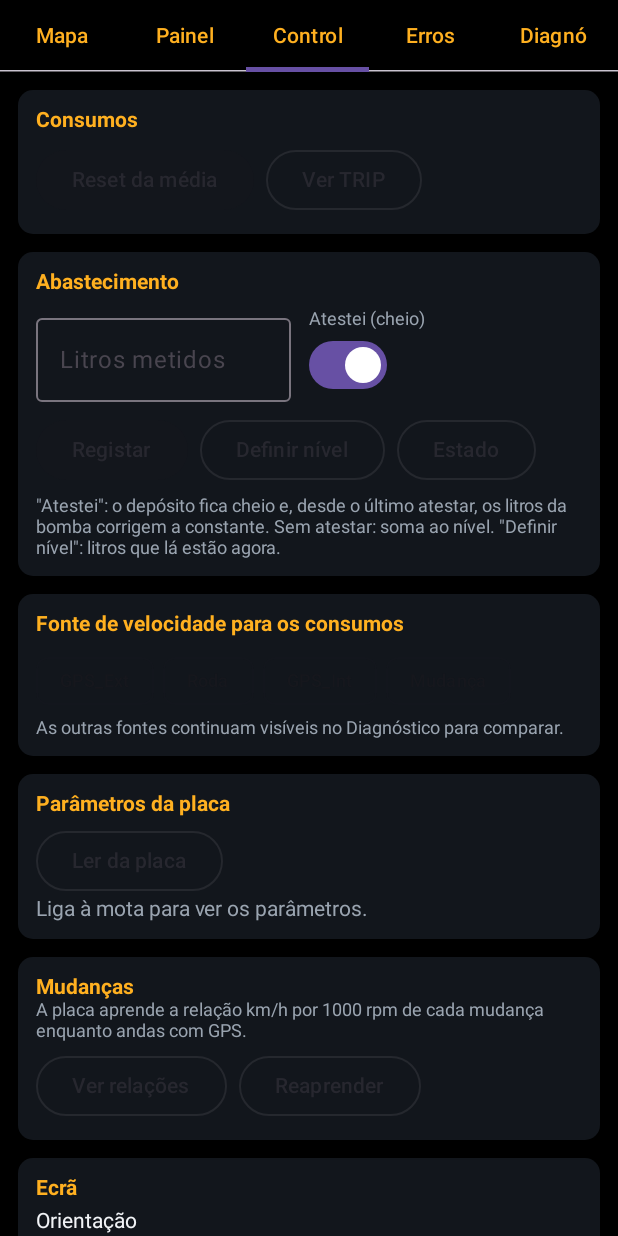
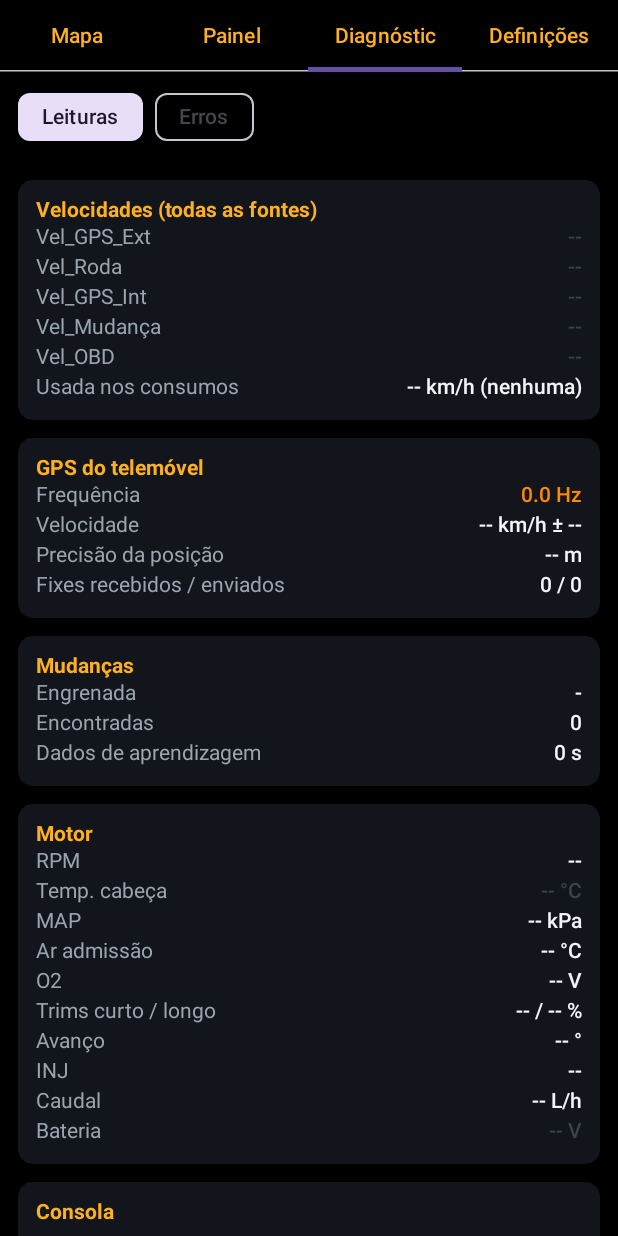
Before and after one commit to ArturPelicho/ESP32_S3_SN65HVD230_CAN_SNIFFER_DASHBOARD, an Android app built with Jetpack Compose: the composable App shown on its own in the app's theme, tab 3 chosen, on a phone screen of 412 x 824 dp. Run offline under Robolectric (Android 15) with nearby library versions, the phone set to English and light mode, and no system bars; libraries missing offline, so code that uses them is left out: org.maplibre.android, org.maplibre.geojson; pictures from the network do not load; 14 statements that could not run were skipped.

Commit message:
Tabs: Mapa, Painel, Diagnóstico (with Erros inside), Definições last
Fault codes become a section of Diagnóstico (Leituras / Erros chips, the
tab turns orange with the count), and Controlo is renamed Definições and
moved to the far end.

Co-Authored-By: Claude Opus 5.5 (1M context) <noreply@anthropic.com>
Claude-Session: https://claude.ai/code/session_01Ky7FWDUDUpXWgUC2vXwTEw

```diff
--- a/android/app/src/main/java/pt/artur/motadash/MainActivity.kt
+++ b/android/app/src/main/java/pt/artur/motadash/MainActivity.kt
@@ -42,7 +42,6 @@ import androidx.compose.ui.graphics.Color
 import pt.artur.motadash.ui.ControlScreen
 import pt.artur.motadash.ui.DashboardScreen
 import pt.artur.motadash.ui.DiagScreen
-import pt.artur.motadash.ui.DtcScreen
 import pt.artur.motadash.ui.MapScreen
 import androidx.lifecycle.compose.collectAsStateWithLifecycle
 import pt.artur.motadash.ui.Palette
@@ -142,7 +141,8 @@ private fun App(activity: MainActivity) {
     val openMap by activity.openMap.collectAsStateWithLifecycle()
     LaunchedEffect(openMap) { if (openMap > 0) tab = 0 }
     val dtc by Link.dtc.collectAsStateWithLifecycle()
-    val titles = listOf("Mapa", "Painel", "Controlo", if (dtc.total > 0) "Erros (${dtc.total})" else "Erros", "Diagnóstico")
+    // Map and dashboard first, then diagnostics (with the fault codes), settings at the far end.
+    val titles = listOf("Mapa", "Painel", if (dtc.total > 0) "Diagnóstico (${dtc.total})" else "Diagnóstico", "Definições")
     val landscape = LocalConfiguration.current.orientation == Configuration.ORIENTATION_LANDSCAPE
     Column(Modifier.fillMaxSize().background(Color.Black)) {
         if (landscape) {
@@ -152,7 +152,7 @@ private fun App(activity: MainActivity) {
                     Box(Modifier.weight(1f).fillMaxHeight().clickable { tab = i }, contentAlignment = Alignment.Center) {
                         Text(t, fontSize = 13.sp, color = when {
                             tab == i -> Palette.amber
-                            i == 3 && dtc.total > 0 -> Palette.orange
+                            i == 2 && dtc.total > 0 -> Palette.orange
                             else -> Palette.label
                         })
                     }
@@ -162,7 +162,7 @@ private fun App(activity: MainActivity) {
             TabRow(selectedTabIndex = tab, containerColor = Color.Black, contentColor = Palette.amber) {
                 titles.forEachIndexed { i, t ->
                     Tab(selected = tab == i, onClick = { tab = i },
-                        text = { Text(t, maxLines = 1, color = if (i == 3 && dtc.total > 0 && tab != i) Palette.orange else Color.Unspecified) })
+                        text = { Text(t, maxLines = 1, color = if (i == 2 && dtc.total > 0 && tab != i) Palette.orange else Color.Unspecified) })
                 }
             }
         }
@@ -170,9 +170,8 @@ private fun App(activity: MainActivity) {
             when (tab) {
                 0 -> MapScreen()
                 1 -> DashboardScreen()
-                2 -> ControlScreen(activity)
-                3 -> DtcScreen()
-                else -> DiagScreen()
+                2 -> DiagScreen()
+                else -> ControlScreen(activity)
             }
         }
     }
--- a/android/app/src/main/java/pt/artur/motadash/ui/DiagScreen.kt
+++ b/android/app/src/main/java/pt/artur/motadash/ui/DiagScreen.kt
@@ -1,5 +1,10 @@
 package pt.artur.motadash.ui
 
+import androidx.compose.foundation.layout.Arrangement
+import androidx.compose.foundation.layout.Box
+import androidx.compose.material3.FilterChip
+import androidx.compose.runtime.saveable.rememberSaveable
+import androidx.compose.ui.graphics.Color
 import androidx.compose.foundation.layout.Column
 import androidx.compose.foundation.layout.Row
 import androidx.compose.foundation.layout.fillMaxSize
@@ -25,8 +30,24 @@ import pt.artur.motadash.BleProtocol
 import pt.artur.motadash.Link
 import pt.artur.motadash.LinkStatus
 
+/** Diagnóstico: live readings, and the engine fault codes as a section of their own. */
 @Composable
 fun DiagScreen() {
+    val dtc by Link.dtc.collectAsStateWithLifecycle()
+    var faults by rememberSaveable { mutableStateOf(false) }
+    Column(Modifier.fillMaxSize()) {
+        Row(Modifier.padding(horizontal = 12.dp, vertical = 6.dp), horizontalArrangement = Arrangement.spacedBy(8.dp)) {
+            FilterChip(selected = !faults, onClick = { faults = false }, label = { Text("Leituras") })
+            FilterChip(selected = faults, onClick = { faults = true },
+                label = { Text(if (dtc.total > 0) "Erros (${dtc.total})" else "Erros",
+                    color = if (dtc.total > 0 && !faults) Palette.orange else Color.Unspecified) })
+        }
+        Box(Modifier.weight(1f)) { if (faults) DtcScreen() else DiagReadings() }
+    }
+}
+
+@Composable
+private fun DiagReadings() {
     val t by Link.telemetry.collectAsStateWithLifecycle()
     val gps by Link.gps.collectAsStateWithLifecycle()
     val gearLine by Link.gearLine.collectAsStateWithLifecycle()
```
